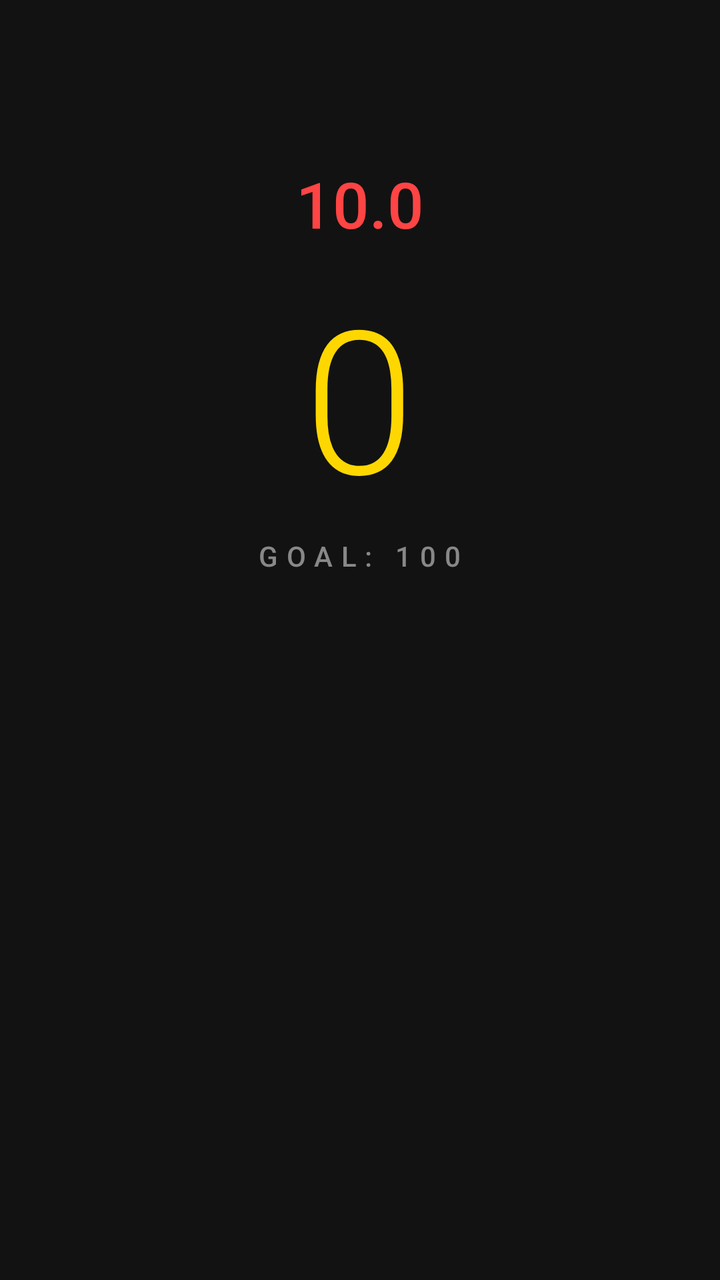
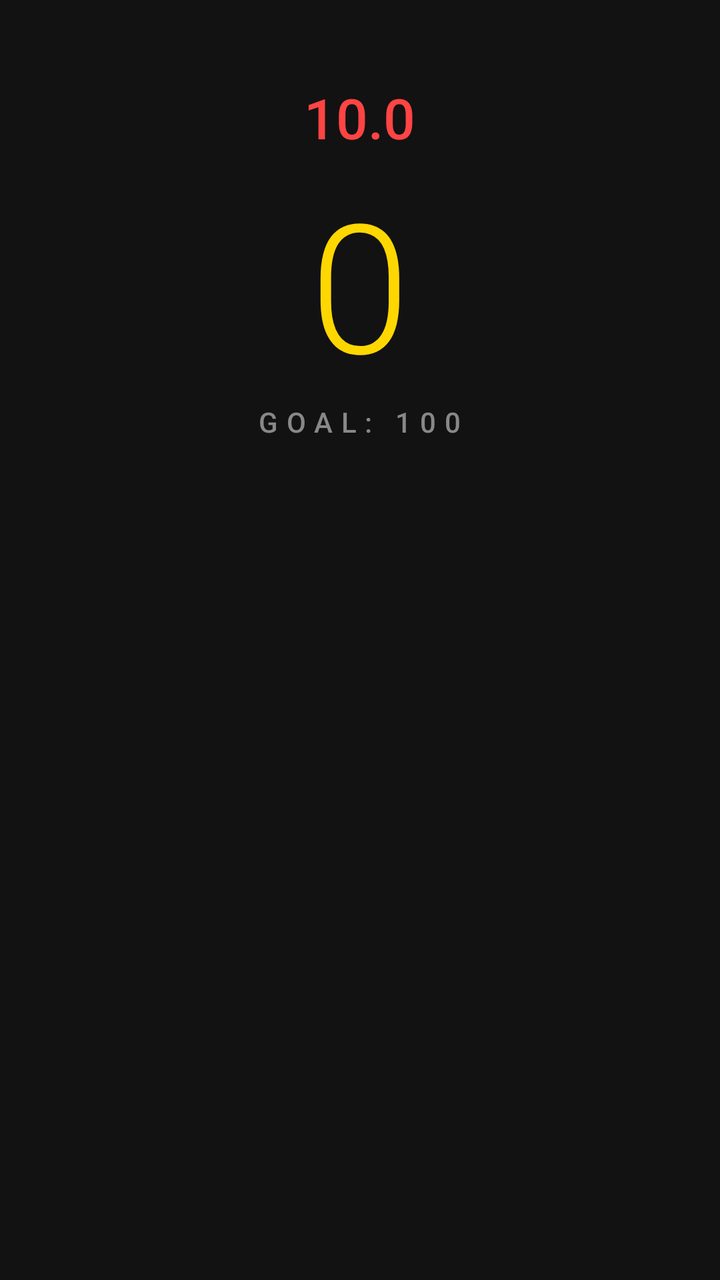

Compare the two renders of this Android layout. The source of the first and the diff that turns it into the second are given below.
<!-- AndroidManifest.xml: application theme android:Theme.Material.NoActionBar -->
<!-- res/layout/activity_main.xml -->
<?xml version="1.0" encoding="utf-8"?>
<FrameLayout xmlns:android="http://schemas.android.com/apk/res/android"
    android:id="@+id/rootLayout"
    android:layout_width="match_parent"
    android:layout_height="match_parent"
    android:background="#121212">

    
    <LinearLayout
        android:id="@+id/gameLayout"
        android:layout_width="match_parent"
        android:layout_height="match_parent"
        android:orientation="vertical"
        android:gravity="center"
        android:padding="32dp">

        <TextView
            android:id="@+id/timerText"
            android:layout_width="wrap_content"
            android:layout_height="wrap_content"
            android:text="10.0"
            android:textSize="32sp"
            android:textColor="#FF4444"
            android:fontFamily="sans-serif-medium"
            android:layout_marginBottom="8dp" />

        <TextView
            android:id="@+id/counterText"
            android:layout_width="wrap_content"
            android:layout_height="wrap_content"
            android:text="0"
            android:textSize="100sp"
            android:textColor="#FFD700"
            android:fontFamily="sans-serif-light"
            android:layout_marginBottom="4dp" />

        <TextView
            android:id="@+id/goalText"
            android:layout_width="wrap_content"
            android:layout_height="wrap_content"
            android:text="GOAL: 100"
            android:textSize="14sp"
            android:textColor="#888888"
            android:fontFamily="sans-serif-medium"
            android:letterSpacing="0.3"
            android:layout_marginBottom="32dp" />

        <FrameLayout
            android:id="@+id/chestContainer"
            android:layout_width="240dp"
            android:layout_height="200dp"
            android:layout_marginBottom="40dp" />

    </LinearLayout>

    
    <LinearLayout
        android:id="@+id/gameOverLayout"
        android:layout_width="match_parent"
        android:layout_height="match_parent"
        android:orientation="vertical"
        android:gravity="center"
        android:background="#DD121212"
        android:visibility="gone"
        android:padding="32dp">

        <TextView
            android:layout_width="wrap_content"
            android:layout_height="wrap_content"
            android:text="GAME OVER"
            android:textSize="52sp"
            android:textColor="#FF4444"
            android:fontFamily="sans-serif-black"
            android:layout_marginBottom="24dp" />

        <TextView
            android:id="@+id/finalScoreText"
            android:layout_width="wrap_content"
            android:layout_height="wrap_content"
            android:text="Final Treasure: 0"
            android:textSize="24sp"
            android:textColor="#FFD700"
            android:fontFamily="sans-serif-light"
            android:layout_marginBottom="48dp" />

        <Button
            android:id="@+id/restartButton"
            android:layout_width="200dp"
            android:layout_height="60dp"
            android:text="TRY AGAIN"
            android:textSize="20sp"
            android:textColor="#FFFFFF"
            android:backgroundTint="#1E88E5"
            android:fontFamily="sans-serif-medium" />

    </LinearLayout>

    
    <LinearLayout
        android:id="@+id/winLayout"
        android:layout_width="match_parent"
        android:layout_height="match_parent"
        android:orientation="vertical"
        android:gravity="center"
        android:background="#DD121212"
        android:visibility="gone"
        android:padding="32dp">

        <TextView
            android:layout_width="wrap_content"
            android:layout_height="wrap_content"
            android:text="YOU WIN!"
            android:textSize="52sp"
            android:textColor="#FFD700"
            android:fontFamily="sans-serif-black"
            android:layout_marginBottom="16dp" />

        <TextView
            android:id="@+id/winScoreText"
            android:layout_width="wrap_content"
            android:layout_height="wrap_content"
            android:text="Treasure: 100"
            android:textSize="24sp"
            android:textColor="#FFD700"
            android:fontFamily="sans-serif-light"
            android:layout_marginBottom="8dp" />

        <TextView
            android:id="@+id/winTimeText"
            android:layout_width="wrap_content"
            android:layout_height="wrap_content"
            android:text="Time left: 0.0s"
            android:textSize="20sp"
            android:textColor="#4FC3F7"
            android:fontFamily="sans-serif-light"
            android:layout_marginBottom="48dp" />

        <Button
            android:id="@+id/playAgainButton"
            android:layout_width="200dp"
            android:layout_height="60dp"
            android:text="PLAY AGAIN"
            android:textSize="20sp"
            android:textColor="#FFFFFF"
            android:backgroundTint="#1E88E5"
            android:fontFamily="sans-serif-medium" />

    </LinearLayout>

</FrameLayout>
<!-- resources referenced by this layout -->
<resources>

</resources>

<!-- the commit's change to res/layout/activity_main.xml (unified diff, before → after) -->
@@ -6,145 +6,172 @@
     android:background="#121212">
 
     
-    <LinearLayout
+    <RelativeLayout
         android:id="@+id/gameLayout"
         android:layout_width="match_parent"
         android:layout_height="match_parent"
-        android:orientation="vertical"
-        android:gravity="center"
-        android:padding="32dp">
+        android:padding="24dp">
 
-        <TextView
-            android:id="@+id/timerText"
-            android:layout_width="wrap_content"
+        
+        <LinearLayout
+            android:id="@+id/topSection"
+            android:layout_width="match_parent"
             android:layout_height="wrap_content"
-            android:text="10.0"
-            android:textSize="32sp"
-            android:textColor="#FF4444"
-            android:fontFamily="sans-serif-medium"
-            android:layout_marginBottom="8dp" />
+            android:layout_alignParentTop="true"
+            android:orientation="vertical"
+            android:gravity="center_horizontal"
+            android:layout_marginTop="16dp">
 
-        <TextView
-            android:id="@+id/counterText"
-            android:layout_width="wrap_content"
-            android:layout_height="wrap_content"
-            android:text="0"
-            android:textSize="100sp"
-            android:textColor="#FFD700"
-            android:fontFamily="sans-serif-light"
-            android:layout_marginBottom="4dp" />
+            <TextView
+                android:id="@+id/timerText"
+                android:layout_width="wrap_content"
+                android:layout_height="wrap_content"
+                android:text="10.0"
+                android:textSize="28sp"
+                android:textColor="#FF4444"
+                android:fontFamily="sans-serif-medium"
+                android:layout_marginBottom="4dp" />
 
-        <TextView
-            android:id="@+id/goalText"
-            android:layout_width="wrap_content"
-            android:layout_height="wrap_content"
-            android:text="GOAL: 100"
-            android:textSize="14sp"
-            android:textColor="#888888"
-            android:fontFamily="sans-serif-medium"
-            android:letterSpacing="0.3"
-            android:layout_marginBottom="32dp" />
+            <TextView
+                android:id="@+id/counterText"
+                android:layout_width="wrap_content"
+                android:layout_height="wrap_content"
+                android:text="0"
+                android:textSize="90sp"
+                android:textColor="#FFD700"
+                android:fontFamily="sans-serif-light" />
 
+            <TextView
+                android:id="@+id/goalText"
+                android:layout_width="wrap_content"
+                android:layout_height="wrap_content"
+                android:text="GOAL: 100"
+                android:textSize="14sp"
+                android:textColor="#888888"
+                android:fontFamily="sans-serif-medium"
+                android:letterSpacing="0.3" />
+
+        </LinearLayout>
+
+        
         <FrameLayout
             android:id="@+id/chestContainer"
             android:layout_width="240dp"
             android:layout_height="200dp"
-            android:layout_marginBottom="40dp" />
+            android:layout_centerInParent="true" />
 
-    </LinearLayout>
+    </RelativeLayout>
 
     
-    <LinearLayout
+    <RelativeLayout
         android:id="@+id/gameOverLayout"
         android:layout_width="match_parent"
         android:layout_height="match_parent"
-        android:orientation="vertical"
-        android:gravity="center"
         android:background="#DD121212"
         android:visibility="gone"
         android:padding="32dp">
 
-        <TextView
-            android:layout_width="wrap_content"
+        <LinearLayout
+            android:layout_width="match_parent"
             android:layout_height="wrap_content"
-            android:text="GAME OVER"
-            android:textSize="52sp"
-            android:textColor="#FF4444"
-            android:fontFamily="sans-serif-black"
-            android:layout_marginBottom="24dp" />
+            android:layout_centerInParent="true"
+            android:orientation="vertical"
+            android:gravity="center">
 
-        <TextView
-            android:id="@+id/finalScoreText"
-            android:layout_width="wrap_content"
-            android:layout_height="wrap_content"
-            android:text="Final Treasure: 0"
-            android:textSize="24sp"
-            android:textColor="#FFD700"
-            android:fontFamily="sans-serif-light"
-            android:layout_marginBottom="48dp" />
+            <TextView
+                android:layout_width="wrap_content"
+                android:layout_height="wrap_content"
+                android:text="GAME OVER"
+                android:textSize="52sp"
+                android:textColor="#FF4444"
+                android:fontFamily="sans-serif-black"
+                android:layout_marginBottom="24dp" />
+
+            <TextView
+                android:id="@+id/finalScoreText"
+                android:layout_width="wrap_content"
+                android:layout_height="wrap_content"
+                android:text="Final Treasure: 0"
+                android:textSize="24sp"
+                android:textColor="#FFD700"
+                android:fontFamily="sans-serif-light" />
+
+        </LinearLayout>
 
         <Button
             android:id="@+id/restartButton"
             android:layout_width="200dp"
             android:layout_height="60dp"
+            android:layout_alignParentBottom="true"
+            android:layout_centerHorizontal="true"
+            android:layout_marginBottom="48dp"
             android:text="TRY AGAIN"
             android:textSize="20sp"
             android:textColor="#FFFFFF"
             android:backgroundTint="#1E88E5"
             android:fontFamily="sans-serif-medium" />
 
-    </LinearLayout>
+    </RelativeLayout>
 
     
-    <LinearLayout
+    <RelativeLayout
         android:id="@+id/winLayout"
         android:layout_width="match_parent"
         android:layout_height="match_parent"
-        android:orientation="vertical"
-        android:gravity="center"
         android:background="#DD121212"
         android:visibility="gone"
         android:padding="32dp">
 
-        <TextView
-            android:layout_width="wrap_content"
+        <LinearLayout
+            android:layout_width="match_parent"
             android:layout_height="wrap_content"
-            android:text="YOU WIN!"
-            android:textSize="52sp"
-            android:textColor="#FFD700"
-            android:fontFamily="sans-serif-black"
-            android:layout_marginBottom="16dp" />
+            android:layout_centerInParent="true"
+            android:orientation="vertical"
+            android:gravity="center">
 
-        <TextView
-            android:id="@+id/winScoreText"
-            android:layout_width="wrap_content"
-            android:layout_height="wrap_content"
-            android:text="Treasure: 100"
-            android:textSize="24sp"
-            android:textColor="#FFD700"
-            android:fontFamily="sans-serif-light"
-            android:layout_marginBottom="8dp" />
+            <TextView
+                android:layout_width="wrap_content"
+                android:layout_height="wrap_content"
+                android:text="YOU WIN!"
+                android:textSize="52sp"
+                android:textColor="#FFD700"
+                android:fontFamily="sans-serif-black"
+                android:layout_marginBottom="16dp" />
 
-        <TextView
-            android:id="@+id/winTimeText"
-            android:layout_width="wrap_content"
-            android:layout_height="wrap_content"
-            android:text="Time left: 0.0s"
-            android:textSize="20sp"
-            android:textColor="#4FC3F7"
-            android:fontFamily="sans-serif-light"
-            android:layout_marginBottom="48dp" />
+            <TextView
+                android:id="@+id/winScoreText"
+                android:layout_width="wrap_content"
+                android:layout_height="wrap_content"
+                android:text="Treasure: 100"
+                android:textSize="24sp"
+                android:textColor="#FFD700"
+                android:fontFamily="sans-serif-light"
+                android:layout_marginBottom="8dp" />
+
+            <TextView
+                android:id="@+id/winTimeText"
+                android:layout_width="wrap_content"
+                android:layout_height="wrap_content"
+                android:text="Time left: 0.0s"
+                android:textSize="20sp"
+                android:textColor="#4FC3F7"
+                android:fontFamily="sans-serif-light" />
+
+        </LinearLayout>
 
         <Button
             android:id="@+id/playAgainButton"
             android:layout_width="200dp"
             android:layout_height="60dp"
+            android:layout_alignParentBottom="true"
+            android:layout_centerHorizontal="true"
+            android:layout_marginBottom="48dp"
             android:text="PLAY AGAIN"
             android:textSize="20sp"
             android:textColor="#FFFFFF"
             android:backgroundTint="#1E88E5"
             android:fontFamily="sans-serif-medium" />
 
-    </LinearLayout>
+    </RelativeLayout>
 
 </FrameLayout>
